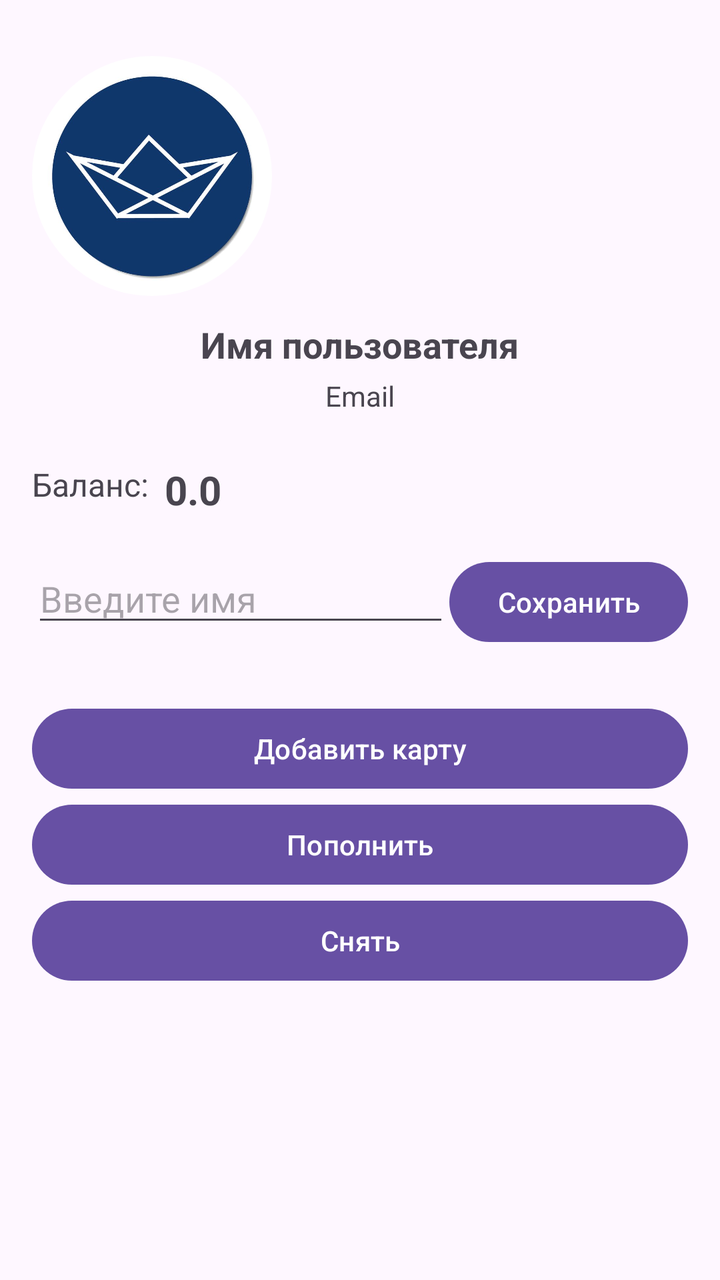
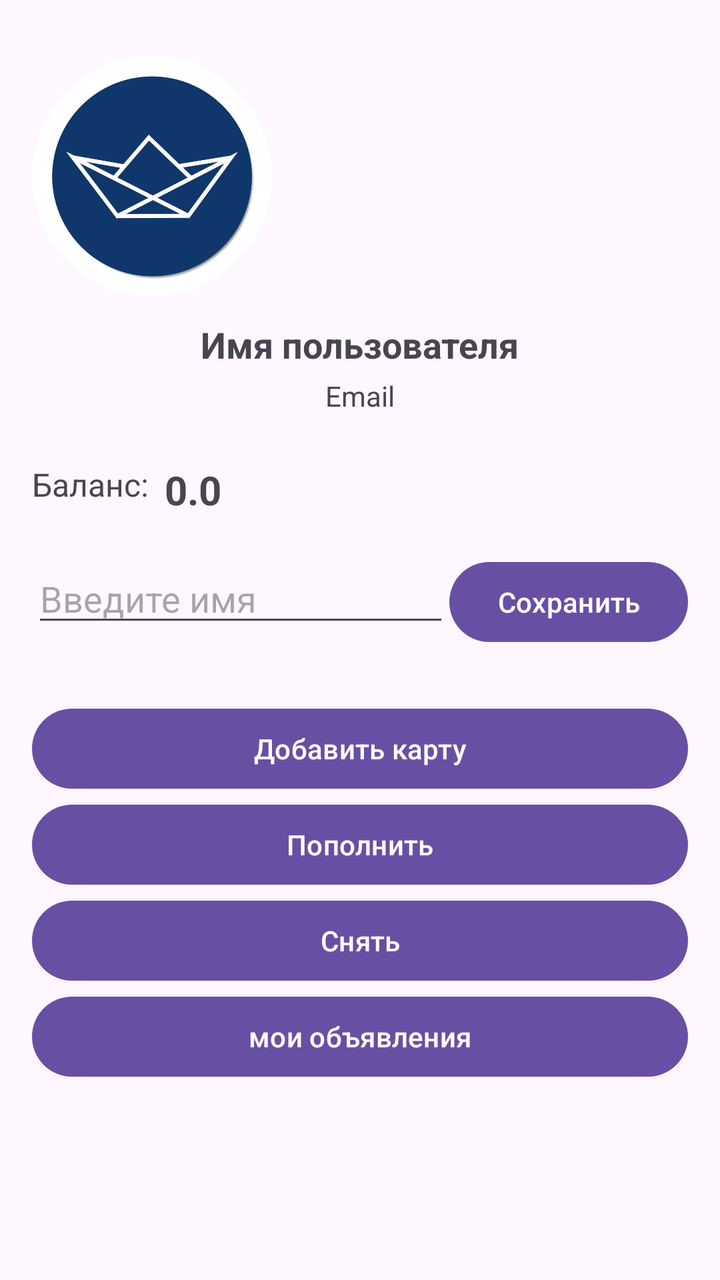

Before-and-after screenshots of an Android layout around one commit, followed by the original layout XML and the change that was made.
<!-- AndroidManifest.xml: application theme Theme.MyWork -->
<!-- res/layout/fragment_account.xml -->
<FrameLayout xmlns:android="http://schemas.android.com/apk/res/android"
    xmlns:app="http://schemas.android.com/apk/res-auto"
    xmlns:tools="http://schemas.android.com/tools"
    android:layout_width="match_parent"
    android:layout_height="match_parent"
    tools:context=".Account">

    <androidx.constraintlayout.widget.ConstraintLayout
        android:layout_width="match_parent"
        android:layout_height="match_parent"
        android:padding="16dp">

        <androidx.cardview.widget.CardView
            android:id="@+id/cardView"
            android:layout_width="120dp"
            android:layout_height="120dp"
            android:layout_marginTop="12dp"
            android:background="#00000000"

            app:cardBackgroundColor="#00000000"

            app:cardCornerRadius="60dp"
            app:cardElevation="0dp"
            app:layout_constraintEnd_toEndOf="parent"
            app:layout_constraintHorizontal_bias="0.0"
            app:layout_constraintStart_toStartOf="parent"
            app:layout_constraintTop_toTopOf="parent">

            <ImageView
                android:id="@+id/avatarView"
                android:layout_width="match_parent"
                android:layout_height="match_parent"

                android:scaleType="centerCrop"


                android:src="@drawable/stream" />
        </androidx.cardview.widget.CardView>


        <TextView
            android:id="@+id/textname"
            android:layout_width="wrap_content"
            android:layout_height="wrap_content"
            android:layout_marginTop="12dp"
            android:text="Имя пользователя"
            android:textSize="18sp"
            android:textStyle="bold"
            app:layout_constraintEnd_toEndOf="parent"
            app:layout_constraintStart_toStartOf="parent"
            app:layout_constraintTop_toBottomOf="@id/cardView" />

        <TextView
            android:id="@+id/textEmail"
            android:layout_width="wrap_content"
            android:layout_height="wrap_content"
            android:layout_marginTop="4dp"
            android:text="Email"
            android:textSize="14sp"
            app:layout_constraintEnd_toEndOf="parent"
            app:layout_constraintStart_toStartOf="parent"
            app:layout_constraintTop_toBottomOf="@id/textname" />

        <TextView
            android:id="@+id/textView3"
            android:layout_width="wrap_content"
            android:layout_height="wrap_content"
            android:layout_marginTop="24dp"
            android:text="Баланс:"
            android:textSize="16sp"
            app:layout_constraintStart_toStartOf="parent"
            app:layout_constraintTop_toBottomOf="@id/textEmail" />

        <TextView
            android:id="@+id/textView4"
            android:layout_width="wrap_content"
            android:layout_height="wrap_content"
            android:layout_marginStart="8dp"
            android:text="0.0"
            android:textSize="20sp"
            android:textStyle="bold"
            app:layout_constraintStart_toEndOf="@+id/textView3"
            app:layout_constraintTop_toTopOf="@+id/textView3" />

        <EditText
            android:id="@+id/editTextText"
            android:layout_width="0dp"
            android:layout_height="wrap_content"
            android:layout_marginTop="24dp"
            android:hint="Введите имя"
            app:layout_constraintEnd_toStartOf="@+id/buttonName"
            app:layout_constraintStart_toStartOf="parent"
            app:layout_constraintTop_toBottomOf="@id/textView3" />

        <Button
            android:id="@+id/buttonName"
            android:layout_width="wrap_content"
            android:layout_height="wrap_content"
            android:layout_marginStart="8dp"
            android:text="Сохранить"
            app:layout_constraintEnd_toEndOf="parent"
            app:layout_constraintTop_toTopOf="@+id/editTextText" />

        <LinearLayout
            android:id="@+id/linearLayout"
            android:layout_width="match_parent"
            android:layout_height="wrap_content"
            android:orientation="vertical"
            android:paddingTop="32dp"
            app:layout_constraintEnd_toEndOf="parent"
            app:layout_constraintStart_toStartOf="parent"
            app:layout_constraintTop_toBottomOf="@+id/editTextText">

            <Button
                android:id="@+id/add_a_card"
                android:layout_width="match_parent"
                android:layout_height="wrap_content"
                android:text="Добавить карту" />

            <Button
                android:id="@+id/Deposit_money"
                android:layout_width="match_parent"
                android:layout_height="wrap_content"
                android:text="Пополнить" />

            <Button
                android:id="@+id/withdraw_money"
                android:layout_width="match_parent"
                android:layout_height="wrap_content"
                android:text="Снять" />
        </LinearLayout>

    </androidx.constraintlayout.widget.ConstraintLayout>

</FrameLayout>
<!-- resources referenced by this layout -->
<resources>
  <!-- drawable stream: jpg bitmap (drawable, 28429 bytes) -->
  <style name="Theme.MyWork" parent="Base.Theme.MyWork" />
  <style name="Base.Theme.MyWork" parent="Theme.Material3.DayNight.NoActionBar">
          
          
      </style>
</resources>

<!-- the commit's change to res/layout/fragment_account.xml (unified diff, before → after) -->
@@ -3,7 +3,7 @@
     xmlns:tools="http://schemas.android.com/tools"
     android:layout_width="match_parent"
     android:layout_height="match_parent"
-    tools:context=".Account">
+    tools:context="com.example.Users.Account.Account">
 
     <androidx.constraintlayout.widget.ConstraintLayout
         android:layout_width="match_parent"
@@ -128,6 +128,12 @@
                 android:layout_width="match_parent"
                 android:layout_height="wrap_content"
                 android:text="Снять" />
+
+            <Button
+                android:id="@+id/my_orders"
+                android:layout_width="match_parent"
+                android:layout_height="wrap_content"
+                android:text="мои объявления" />
         </LinearLayout>
 
     </androidx.constraintlayout.widget.ConstraintLayout>
